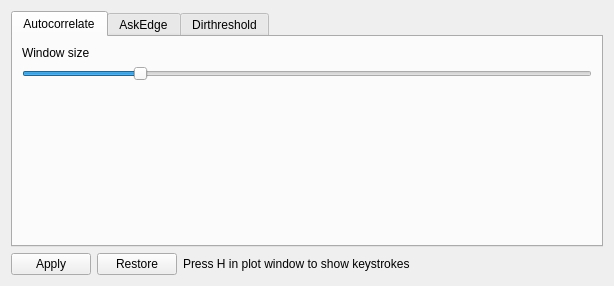
Old version of the form client/src/ui/overlays.ui in the repository RfidResearchGroup/proxmark3.
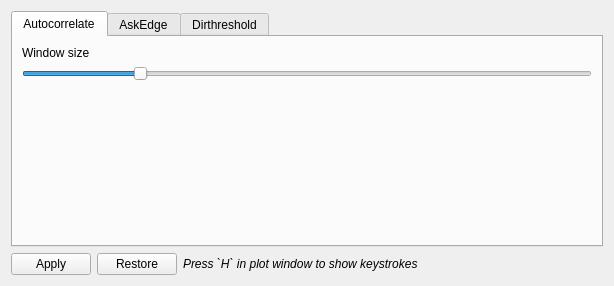
New version of the form.

Commit message: make hint italic

Patch:
```diff
--- a/client/src/ui/overlays.ui
+++ b/client/src/ui/overlays.ui
@@ -233,8 +233,13 @@
      <item>
       <widget class="QLabel" name="label_10">
        <property name="text">
-        <string>Press H in plot window to show keystrokes</string>
+        <string>Press `H` in plot window to show keystrokes</string>
        </property>
+       <property name="font">
+         <font>
+          <italic>true</italic>
+         </font>
+        </property>
       </widget>
      </item>
      <item>
```
